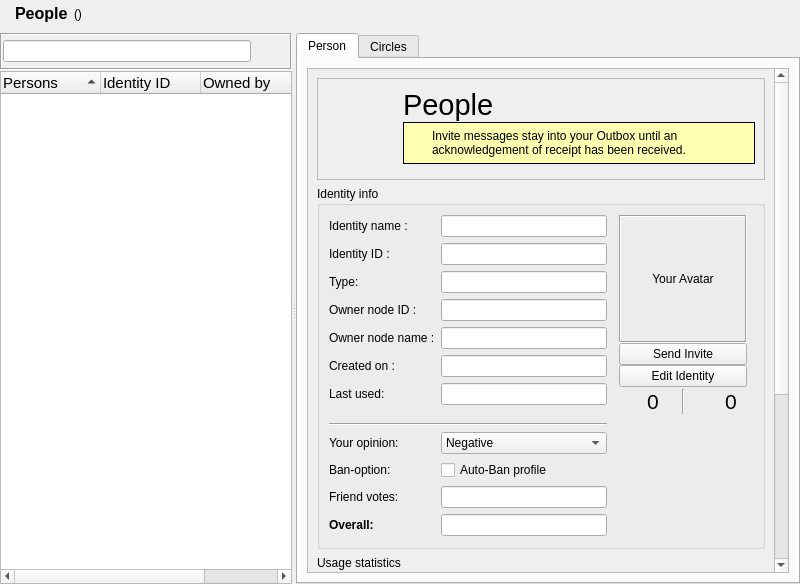
The window that retroshare-gui/src/gui/Identity/IdDialog.ui (RetroShare/RetroShare) describes before a commit, drawn with Qt 5.
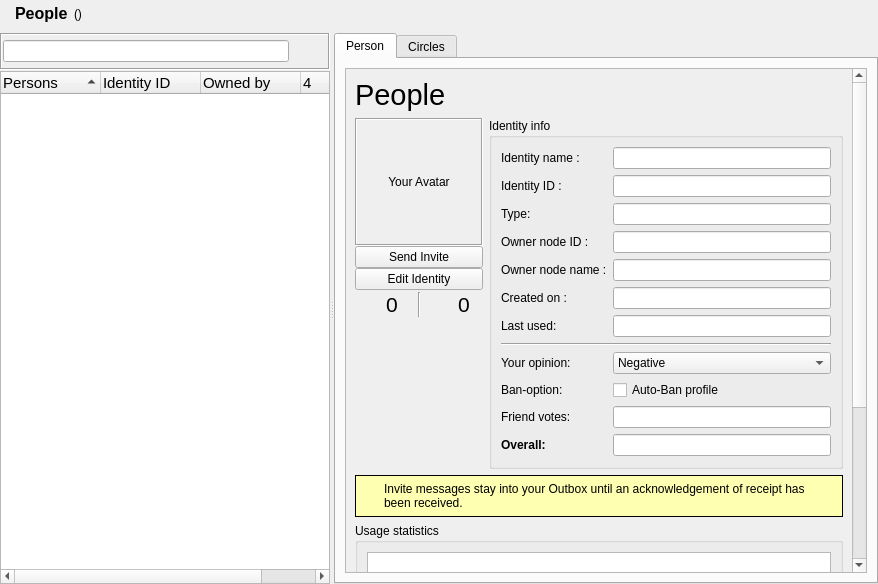
The same window after the commit. Icons and pictures are not drawn. Custom widgets are drawn as their Qt base class.

Commit message:
Improved People view
* Improved People View
* Update translations

The edit to the form file:
```diff
--- a/retroshare-gui/src/gui/Identity/IdDialog.ui
+++ b/retroshare-gui/src/gui/Identity/IdDialog.ui
@@ -6,7 +6,7 @@
    <rect>
     <x>0</x>
     <y>0</y>
-    <width>800</width>
+    <width>878</width>
     <height>584</height>
    </rect>
   </property>
@@ -301,44 +301,184 @@
             <rect>
              <x>0</x>
              <y>0</y>
-             <width>466</width>
-             <height>738</height>
+             <width>505</width>
+             <height>716</height>
             </rect>
            </property>
-           <layout class="QVBoxLayout" name="scrollAreaWidgetContentsVLayout">
+           <layout class="QGridLayout" name="gridLayout_3">
+            <item row="1" column="0">
+             <layout class="QVBoxLayout" name="verticalLayout">
+              <property name="spacing">
+               <number>0</number>
+              </property>
             <item>
-             <widget class="QFrame" name="headerBFramePerson">
+               <layout class="QGridLayout" name="gridLayout_2">
+                <item row="1" column="0">
+                 <widget class="QLabel" name="avatarLabel">
               <property name="sizePolicy">
-               <sizepolicy hsizetype="Preferred" vsizetype="Maximum">
+                   <sizepolicy hsizetype="Fixed" vsizetype="Fixed">
                 <horstretch>0</horstretch>
                 <verstretch>0</verstretch>
                </sizepolicy>
               </property>
+                  <property name="minimumSize">
+                   <size>
+                    <width>128</width>
+                    <height>128</height>
+                   </size>
+                  </property>
+                  <property name="maximumSize">
+                   <size>
+                    <width>128</width>
+                    <height>128</height>
+                   </size>
+                  </property>
               <property name="frameShape">
-               <enum>QFrame::StyledPanel</enum>
+                   <enum>QFrame::Box</enum>
               </property>
               <property name="frameShadow">
-               <enum>QFrame::Raised</enum>
-              </property>
-              <layout class="QGridLayout" name="headerBFramePersonGLayout">
-               <property name="horizontalSpacing">
-                <number>12</number>
-               </property>
-               <item row="0" column="3">
-                <layout class="QVBoxLayout" name="headerFramePersonVLayout">
+                   <enum>QFrame::Sunken</enum>
+                  </property>
+                  <property name="text">
+                   <string extracomment="Click here to change your avatar">Your Avatar</string>
+                  </property>
+                  <property name="scaledContents">
+                   <bool>true</bool>
+                  </property>
+                  <property name="alignment">
+                   <set>Qt::AlignCenter</set>
+                  </property>
+                 </widget>
+                </item>
+                <item row="3" column="0">
+                 <widget class="QPushButton" name="editButton">
+                  <property name="sizePolicy">
+                   <sizepolicy hsizetype="Preferred" vsizetype="Fixed">
+                    <horstretch>0</horstretch>
+                    <verstretch>0</verstretch>
+                   </sizepolicy>
+                  </property>
+                  <property name="text">
+                   <string>Edit Identity</string>
+                  </property>
+                 </widget>
+                </item>
+                <item row="2" column="0">
+                 <widget class="QPushButton" name="inviteButton">
+                  <property name="sizePolicy">
+                   <sizepolicy hsizetype="Preferred" vsizetype="Fixed">
+                    <horstretch>0</horstretch>
+                    <verstretch>0</verstretch>
+                   </sizepolicy>
+                  </property>
+                  <property name="text">
+                   <string>Send Invite</string>
+                  </property>
+                 </widget>
+                </item>
+               </layout>
+              </item>
                  <item>
-                  <widget class="ElidedLabel" name="headerTextLabel_Person">
+               <layout class="QHBoxLayout" name="avatarOpinionHLayout">
+                <property name="spacing">
+                 <number>6</number>
+                </property>
+                <property name="topMargin">
+                 <number>2</number>
+                </property>
+                <item>
+                 <widget class="QLabel" name="label_PosIcon">
+                  <property name="maximumSize">
+                   <size>
+                    <width>34</width>
+                    <height>34</height>
+                   </size>
+                  </property>
+                  <property name="text">
+                   <string/>
+                  </property>
+                  <property name="pixmap">
+                   <pixmap resource="../icons.qrc">:/icons/png/thumbs-up.png</pixmap>
+                  </property>
+                  <property name="scaledContents">
+                   <bool>true</bool>
+                  </property>
+                 </widget>
+                </item>
+                <item>
+                 <widget class="QLabel" name="label_positive">
                    <property name="font">
                     <font>
-                     <pointsize>22</pointsize>
-                    </font>
-                   </property>
+                    <pointsize>16</pointsize>
+                   </font>
+                  </property>
+                  <property name="toolTip">
+                   <string>Positive votes</string>
+                  </property>
                    <property name="text">
-                    <string>People</string>
+                   <string>0</string>
                    </property>
                   </widget>
                  </item>
                  <item>
+                 <widget class="Line" name="line_Opinion">
+                  <property name="orientation">
+                   <enum>Qt::Vertical</enum>
+                  </property>
+                 </widget>
+                </item>
+                <item>
+                 <widget class="QLabel" name="label_NegIcon">
+                  <property name="maximumSize">
+                   <size>
+                    <width>34</width>
+                    <height>34</height>
+                   </size>
+                  </property>
+                  <property name="text">
+                   <string/>
+                  </property>
+                  <property name="pixmap">
+                   <pixmap resource="../icons.qrc">:/icons/png/thumbs-down.png</pixmap>
+                  </property>
+                  <property name="scaledContents">
+                   <bool>true</bool>
+                  </property>
+                 </widget>
+                </item>
+                <item>
+                 <widget class="QLabel" name="label_negative">
+                  <property name="font">
+                   <font>
+                    <pointsize>16</pointsize>
+                   </font>
+                  </property>
+                  <property name="toolTip">
+                   <string>Negative votes</string>
+                  </property>
+                  <property name="text">
+                   <string>0</string>
+                  </property>
+                 </widget>
+                </item>
+               </layout>
+              </item>
+              <item>
+               <spacer name="avatarVSpacer">
+                <property name="orientation">
+                 <enum>Qt::Vertical</enum>
+                </property>
+                <property name="sizeHint" stdset="0">
+                 <size>
+                  <width>118</width>
+                  <height>17</height>
+                 </size>
+                </property>
+               </spacer>
+              </item>
+             </layout>
+            </item>
+            <item row="2" column="0" colspan="2">
                   <widget class="QFrame" name="info_Frame_Invite">
                    <property name="sizePolicy">
                     <sizepolicy hsizetype="Expanding" vsizetype="Preferred">
@@ -525,44 +665,39 @@
                    </layout>
                   </widget>
                  </item>
-                </layout>
-               </item>
-               <item row="0" column="0" rowspan="2">
-                <widget class="QLabel" name="avLabel_Person">
-                 <property name="sizePolicy">
-                  <sizepolicy hsizetype="Maximum" vsizetype="Maximum">
-                   <horstretch>0</horstretch>
-                   <verstretch>0</verstretch>
-                  </sizepolicy>
-                 </property>
-                 <property name="minimumSize">
-                  <size>
-                   <width>64</width>
-                   <height>64</height>
-                  </size>
-                 </property>
-                 <property name="maximumSize">
-                  <size>
-                   <width>1000</width>
-                   <height>1000</height>
-                  </size>
-                 </property>
-                 <property name="styleSheet">
-                  <string notr="true"/>
-                 </property>
-                 <property name="text">
-                  <string/>
-                 </property>
-                 <property name="scaledContents">
-                  <bool>true</bool>
-                 </property>
-                </widget>
-               </item>
-              </layout>
-             </widget>
-            </item>
+            <item row="3" column="0" colspan="2">
+             <widget class="QGroupBox" name="usageStatisticsGBox">
+              <property name="title">
+               <string>Usage statistics</string>
+              </property>
+              <layout class="QHBoxLayout" name="usageStatisticsGBoxHLayout">
             <item>
+                <widget class="RSTextBrowser" name="usageStatistics_TB"/>
+               </item>
+              </layout>
+             </widget>
+            </item>
+            <item row="4" column="0">
+             <spacer name="scrollAreaWidgetContentsVSpacer">
+              <property name="orientation">
+               <enum>Qt::Vertical</enum>
+              </property>
+              <property name="sizeHint" stdset="0">
+               <size>
+                <width>20</width>
+                <height>40</height>
+               </size>
+              </property>
+             </spacer>
+            </item>
+            <item row="1" column="1">
              <widget class="QGroupBox" name="detailsGroupBox">
+              <property name="sizePolicy">
+               <sizepolicy hsizetype="Expanding" vsizetype="Preferred">
+                <horstretch>0</horstretch>
+                <verstretch>0</verstretch>
+               </sizepolicy>
+              </property>
               <property name="minimumSize">
                <size>
                 <width>0</width>
@@ -573,32 +708,8 @@
                <string>Identity info</string>
               </property>
               <layout class="QGridLayout" name="gridLayout">
-               <item row="13" column="0">
-                <widget class="QLabel" name="neighborNodesOpinion_LB">
-                 <property name="text">
-                  <string>Friend votes:</string>
-                 </property>
-                </widget>
-               </item>
-               <item row="9" column="0" colspan="2">
-                <widget class="Line" name="line_IdInfo">
-                 <property name="orientation">
-                  <enum>Qt::Horizontal</enum>
-                 </property>
-                </widget>
-               </item>
-               <item row="4" column="1">
-                <widget class="QLineEdit" name="lineEdit_GpgName">
-                 <property name="enabled">
-                  <bool>true</bool>
-                 </property>
-                 <property name="readOnly">
-                  <bool>true</bool>
-                 </property>
-                </widget>
-               </item>
-               <item row="1" column="1">
-                <widget class="QLineEdit" name="lineEdit_KeyId">
+               <item row="3" column="1">
+                <widget class="QLineEdit" name="lineEdit_GpgId">
                  <property name="enabled">
                   <bool>true</bool>
                  </property>
@@ -614,7 +725,31 @@
                  </property>
                 </widget>
                </item>
-               <item row="12" column="1">
+               <item row="0" column="0">
+                <widget class="QLabel" name="label_Nickname">
+                 <property name="text">
+                  <string>Identity name :</string>
+                 </property>
+                </widget>
+               </item>
+               <item row="4" column="0">
+                <widget class="QLabel" name="label_GpgName">
+                 <property name="text">
+                  <string>Owner node name :</string>
+                 </property>
+                </widget>
+               </item>
+               <item row="0" column="1">
+                <widget class="QLineEdit" name="lineEdit_Nickname">
+                 <property name="enabled">
+                  <bool>true</bool>
+                 </property>
+                 <property name="readOnly">
+                  <bool>true</bool>
+                 </property>
+                </widget>
+               </item>
+               <item row="10" column="1">
                 <widget class="QCheckBox" name="autoBanIdentities_CB">
                  <property name="toolTip">
                   <string>Auto-Ban all identities signed by the same node</string>
@@ -631,44 +766,28 @@
                  </property>
                 </widget>
                </item>
-               <item row="0" column="1">
-                <widget class="QLineEdit" name="lineEdit_Nickname">
-                 <property name="enabled">
-                  <bool>true</bool>
-                 </property>
-                 <property name="readOnly">
-                  <bool>true</bool>
-                 </property>
-                </widget>
-               </item>
-               <item row="3" column="1">
-                <widget class="QLineEdit" name="lineEdit_GpgId">
-                 <property name="enabled">
-                  <bool>true</bool>
-                 </property>
-                 <property name="readOnly">
-                  <bool>true</bool>
-                 </property>
-                </widget>
-               </item>
-               <item row="14" column="1">
-                <widget class="QLineEdit" name="overallOpinion_TF">
-                 <property name="toolTip">
-                  <string>&lt;html&gt;&lt;head/&gt;&lt;body&gt;&lt;p&gt;Overall reputation score, accounting for yours and your friends'.&lt;/p&gt;&lt;p&gt;Negative is bad, positive is good. Zero is neutral. If the score is too low,&lt;/p&gt;&lt;p&gt;the identity is flagged as bad, and will be filtered out in forums, chat lobbies,&lt;/p&gt;&lt;p&gt;channels, etc.&lt;/p&gt;&lt;/body&gt;&lt;/html&gt;</string>
-                 </property>
-                 <property name="readOnly">
-                  <bool>true</bool>
-                 </property>
-                </widget>
-               </item>
-               <item row="10" column="0" rowspan="2">
+               <item row="8" column="0" rowspan="2">
                 <widget class="QLabel" name="label_YourOpinion">
                  <property name="text">
                   <string>Your opinion:</string>
                  </property>
                 </widget>
                </item>
-               <item row="14" column="0">
+               <item row="2" column="1">
+                <widget class="QLineEdit" name="lineEdit_Type">
+                 <property name="readOnly">
+                  <bool>true</bool>
+                 </property>
+                </widget>
+               </item>
+               <item row="6" column="1">
+                <widget class="QLineEdit" name="lineEdit_LastUsed">
+                 <property name="readOnly">
+                  <bool>true</bool>
+                 </property>
+                </widget>
+               </item>
+               <item row="12" column="0">
                 <widget class="QLabel" name="overallOpinion_LB">
                  <property name="font">
                   <font>
@@ -688,64 +807,6 @@
                  </property>
                 </widget>
                </item>
-               <item row="0" column="0">
-                <widget class="QLabel" name="label_Nickname">
-                 <property name="text">
-                  <string>Identity name :</string>
-                 </property>
-                </widget>
-               </item>
-               <item row="1" column="0">
-                <widget class="QLabel" name="label_KeyId">
-                 <property name="text">
-                  <string>Identity ID :</string>
-                 </property>
-                </widget>
-               </item>
-               <item row="13" column="1">
-                <widget class="QLineEdit" name="neighborNodesOpinion_TF">
-                 <property name="toolTip">
-                  <string>&lt;html&gt;&lt;head/&gt;&lt;body&gt;&lt;p&gt;Average opinion of neighbor nodes about this identity. Negative is bad,&lt;/p&gt;&lt;p&gt;positive is good. Zero is neutral.&lt;/p&gt;&lt;/body&gt;&lt;/html&gt;</string>
-                 </property>
-                 <property name="readOnly">
-                  <bool>true</bool>
-                 </property>
-                </widget>
-               </item>
-               <item row="2" column="1">
-                <widget class="QLineEdit" name="lineEdit_Type">
-                 <property name="readOnly">
-                  <bool>true</bool>
-                 </property>
-                </widget>
-               </item>
-               <item row="2" column="0">
-                <widget class="QLabel" name="label_Type">
-                 <property name="text">
-                  <string>Type:</string>
-                 </property>
-                </widget>
-               </item>
-               <item row="6" column="1">
-                <widget class="QLineEdit" name="lineEdit_LastUsed">
-                 <property name="readOnly">
-                  <bool>true</bool>
-                 </property>
-                </widget>
-               </item>
-               <item row="15" column="0" colspan="2">
-                <spacer name="verticalSpacer">
-                 <property name="orientation">
-                  <enum>Qt::Vertical</enum>
-                 </property>
-                 <property name="sizeHint" stdset="0">
-                  <size>
-                   <width>20</width>
-                   <height>1</height>
-                  </size>
-                 </property>
-                </spacer>
-               </item>
                <item row="3" column="0">
                 <widget class="QLabel" name="label_GpgId">
                  <property name="text">
@@ -753,21 +814,68 @@
                  </property>
                 </widget>
                </item>
-               <item row="4" column="0">
-                <widget class="QLabel" name="label_GpgName">
-                 <property name="text">
-                  <string>Owner node name :</string>
-                 </property>
-                </widget>
-               </item>
-               <item row="12" column="0">
+               <item row="10" column="0">
                 <widget class="QLabel" name="banoption_label">
                  <property name="text">
                   <string>Ban-option:</string>
                  </property>
                 </widget>
                </item>
-               <item row="10" column="1" rowspan="2">
+               <item row="11" column="1">
+                <widget class="QLineEdit" name="neighborNodesOpinion_TF">
+                 <property name="toolTip">
+                  <string>&lt;html&gt;&lt;head/&gt;&lt;body&gt;&lt;p&gt;Average opinion of neighbor nodes about this identity. Negative is bad,&lt;/p&gt;&lt;p&gt;positive is good. Zero is neutral.&lt;/p&gt;&lt;/body&gt;&lt;/html&gt;</string>
+                 </property>
+                 <property name="readOnly">
+                  <bool>true</bool>
+                 </property>
+                </widget>
+               </item>
+               <item row="13" column="0" colspan="2">
+                <spacer name="verticalSpacer">
+                 <property name="orientation">
+                  <enum>Qt::Vertical</enum>
+                 </property>
+                 <property name="sizeHint" stdset="0">
+                  <size>
+                   <width>20</width>
+                   <height>1</height>
+                  </size>
+                 </property>
+                </spacer>
+               </item>
+               <item row="1" column="0">
+                <widget class="QLabel" name="label_KeyId">
+                 <property name="text">
+                  <string>Identity ID :</string>
+                 </property>
+                </widget>
+               </item>
+               <item row="7" column="0" colspan="2">
+                <widget class="Line" name="line_IdInfo">
+                 <property name="orientation">
+                  <enum>Qt::Horizontal</enum>
+                 </property>
+                </widget>
+               </item>
+               <item row="1" column="1">
+                <widget class="QLineEdit" name="lineEdit_KeyId">
+                 <property name="enabled">
+                  <bool>true</bool>
+                 </property>
+                 <property name="readOnly">
+                  <bool>true</bool>
+                 </property>
+                </widget>
+               </item>
+               <item row="2" column="0">
+                <widget class="QLabel" name="label_Type">
+                 <property name="text">
+                  <string>Type:</string>
+                 </property>
+                </widget>
+               </item>
+               <item row="8" column="1" rowspan="2">
                 <widget class="RSComboBox" name="ownOpinion_CB">
                  <property name="toolTip">
                   <string>&lt;html&gt;&lt;head/&gt;&lt;body&gt;&lt;p&gt;&lt;span style=&quot; font-family:'Sans'; font-size:9pt;&quot;&gt;Your own opinion about an identity rules the visibility of that identity for yourself and your friend nodes. Your own opinion is shared among friends and used to compute a reputation score: If your opinion about an identity is neutral, the reputation score is the difference between friend's positive and negative opinions. If not, your own opinion gives the score.&lt;/span&gt;&lt;/p&gt;&lt;p&gt;&lt;span style=&quot; font-family:'Sans'; font-size:9pt;&quot;&gt;The overall score is used in chat lobbies, forums and channels to decide on the actions to take for each specific identity. When the overall score is lower than -1, the identity is banned, which prevents all messages and forums/channels authored by this identity to be forwarded, both ways. Some forums also have special anti-spam flags that require a non negative reputation level, making them more sensitive to bad opinions. Banned identities gradually lose their activity and eventually disappear (after 5 days).&lt;/span&gt;&lt;/p&gt;&lt;p&gt;&lt;span style=&quot; font-family:'Sans'; font-size:9pt;&quot;&gt;You can change the thresholds and the time of inactivity to delete identities in preferences -&amp;gt; people. &lt;/span&gt;&lt;/p&gt;&lt;/body&gt;&lt;/html&gt;</string>
@@ -807,230 +915,52 @@
                  </item>
                 </widget>
                </item>
-               <item row="0" column="2" rowspan="15">
-                <layout class="QVBoxLayout" name="verticalLayout">
-                 <property name="spacing">
-                  <number>0</number>
-                 </property>
-                 <item>
-                  <layout class="QGridLayout" name="gridLayout_2">
-                   <item row="0" column="1">
-                    <widget class="QLabel" name="avatarLabel">
-                     <property name="sizePolicy">
-                      <sizepolicy hsizetype="Fixed" vsizetype="Fixed">
-                       <horstretch>0</horstretch>
-                       <verstretch>0</verstretch>
-                      </sizepolicy>
-                     </property>
-                     <property name="minimumSize">
-                      <size>
-                       <width>128</width>
-                       <height>128</height>
-                      </size>
-                     </property>
-                     <property name="maximumSize">
-                      <size>
-                       <width>128</width>
-                       <height>128</height>
-                      </size>
-                     </property>
-                     <property name="frameShape">
-                      <enum>QFrame::Box</enum>
-                     </property>
-                     <property name="frameShadow">
-                      <enum>QFrame::Sunken</enum>
-                     </property>
-                     <property name="text">
-                      <string extracomment="Click here to change your avatar">Your Avatar</string>
-                     </property>
-                     <property name="scaledContents">
+               <item row="4" column="1">
+                <widget class="QLineEdit" name="lineEdit_GpgName">
+                 <property name="enabled">
                       <bool>true</bool>
                      </property>
-                     <property name="alignment">
-                      <set>Qt::AlignCenter</set>
-                     </property>
-                    </widget>
-                   </item>
-                   <item row="2" column="1">
-                    <widget class="QPushButton" name="editButton">
-                     <property name="text">
-                      <string>Edit Identity</string>
-                     </property>
-                    </widget>
-                   </item>
-                   <item row="1" column="1">
-                    <widget class="QPushButton" name="inviteButton">
-                     <property name="text">
-                      <string>Send Invite</string>
-                     </property>
-                    </widget>
-                   </item>
-                   <item row="0" column="2" rowspan="3">
-                    <spacer name="horizontalSpacer">
-                     <property name="orientation">
-                      <enum>Qt::Horizontal</enum>
-                     </property>
-                     <property name="sizeType">
-                      <enum>QSizePolicy::Minimum</enum>
-                     </property>
-                     <property name="sizeHint" stdset="0">
-                      <size>
-                       <width>6</width>
-                       <height>128</height>
-                      </size>
-                     </property>
-                    </spacer>
-                   </item>
-                   <item row="0" column="0" rowspan="3">
-                    <spacer name="horizontalSpacer_2">
-                     <property name="orientation">
-                      <enum>Qt::Horizontal</enum>
-                     </property>
-                     <property name="sizeType">
-                      <enum>QSizePolicy::Minimum</enum>
-                     </property>
-                     <property name="sizeHint" stdset="0">
-                      <size>
-                       <width>6</width>
-                       <height>128</height>
-                      </size>
-                     </property>
-                    </spacer>
-                   </item>
-                  </layout>
-                 </item>
-                 <item>
-                  <layout class="QHBoxLayout" name="avatarOpinionHLayout">
-                   <property name="spacing">
-                    <number>6</number>
-                   </property>
-                   <property name="topMargin">
-                    <number>2</number>
-                   </property>
-                   <item>
-                    <widget class="QLabel" name="label_PosIcon">
-                     <property name="maximumSize">
-                      <size>
-                       <width>34</width>
-                       <height>34</height>
-                      </size>
-                     </property>
-                     <property name="text">
-                      <string/>
-                     </property>
-                     <property name="pixmap">
-                      <pixmap resource="../icons.qrc">:/icons/png/thumbs-up.png</pixmap>
-                     </property>
-                     <property name="scaledContents">
+                 <property name="readOnly">
                       <bool>true</bool>
                      </property>
                     </widget>
                    </item>
-                   <item>
-                    <widget class="QLabel" name="label_positive">
-                     <property name="font">
-                      <font>
-                       <pointsize>16</pointsize>
-                      </font>
-                     </property>
+               <item row="12" column="1">
+                <widget class="QLineEdit" name="overallOpinion_TF">
                      <property name="toolTip">
-                      <string>Positive votes</string>
-                     </property>
-                     <property name="text">
-                      <string>0</string>
+                  <string>&lt;html&gt;&lt;head/&gt;&lt;body&gt;&lt;p&gt;Overall reputation score, accounting for yours and your friends'.&lt;/p&gt;&lt;p&gt;Negative is bad, positive is good. Zero is neutral. If the score is too low,&lt;/p&gt;&lt;p&gt;the identity is flagged as bad, and will be filtered out in forums, chat lobbies,&lt;/p&gt;&lt;p&gt;channels, etc.&lt;/p&gt;&lt;/body&gt;&lt;/html&gt;</string>
+                 </property>
+                 <property name="readOnly">
+                  <bool>true</bool>
                      </property>
                     </widget>
                    </item>
-                   <item>
-                    <widget class="Line" name="line_Opinion">
-                     <property name="orientation">
-                      <enum>Qt::Vertical</enum>
-                     </property>
-                    </widget>
-                   </item>
-                   <item>
-                    <widget class="QLabel" name="label_NegIcon">
-                     <property name="maximumSize">
-                      <size>
-                       <width>34</width>
-                       <height>34</height>
-                      </size>
-                     </property>
+               <item row="11" column="0">
+                <widget class="QLabel" name="neighborNodesOpinion_LB">
                      <property name="text">
-                      <string/>
-                     </property>
-                     <property name="pixmap">
-                      <pixmap resource="../icons.qrc">:/icons/png/thumbs-down.png</pixmap>
-                     </property>
-                     <property name="scaledContents">
+                  <string>Friend votes:</string>
+                 </property>
+                 <property name="wordWrap">
                       <bool>true</bool>
                      </property>
                     </widget>
                    </item>
-                   <item>
-                    <widget class="QLabel" name="label_negative">
+              </layout>
+             </widget>
+            </item>
+            <item row="0" column="0" colspan="2">
+             <widget class="ElidedLabel" name="headerTextLabel_Person">
                      <property name="font">
                       <font>
-                       <pointsize>16</pointsize>
-                      </font>
-                     </property>
-                     <property name="toolTip">
-                      <string>Negative votes</string>
-                     </property>
+                <pointsize>22</pointsize>
+               </font>
+              </property>
                      <property name="text">
-                      <string>0</string>
+               <string>People</string>
                      </property>
                     </widget>
                    </item>
                   </layout>
-                 </item>
-                 <item>
-                  <spacer name="avatarVSpacer">
-                   <property name="orientation">
-                    <enum>Qt::Vertical</enum>
-                   </property>
-                   <property name="sizeHint" stdset="0">
-                    <size>
-                     <width>118</width>
-                     <height>17</height>
-                    </size>
-                   </property>
-                  </spacer>
-                 </item>
-                </layout>
-               </item>
-              </layout>
-             </widget>
-            </item>
-            <item>
-             <widget class="QGroupBox" name="usageStatisticsGBox">
-              <property name="title">
-               <string>Usage statistics</string>
-              </property>
-              <layout class="QHBoxLayout" name="usageStatisticsGBoxHLayout">
-               <item>
-                <widget class="RSTextBrowser" name="usageStatistics_TB"/>
-               </item>
-              </layout>
-             </widget>
-            </item>
-            <item>
-             <spacer name="scrollAreaWidgetContentsVSpacer">
-              <property name="orientation">
-               <enum>Qt::Vertical</enum>
-              </property>
-              <property name="sizeHint" stdset="0">
-               <size>
-                <width>20</width>
-                <height>40</height>
-               </size>
-              </property>
-             </spacer>
-            </item>
-           </layout>
-           <zorder>detailsGroupBox</zorder>
-           <zorder>usageStatisticsGBox</zorder>
-           <zorder>headerBFramePerson</zorder>
           </widget>
          </widget>
         </item>
```
Lines whose indentation alone changed are shown as unchanged. The commit also changes 5 other files.
